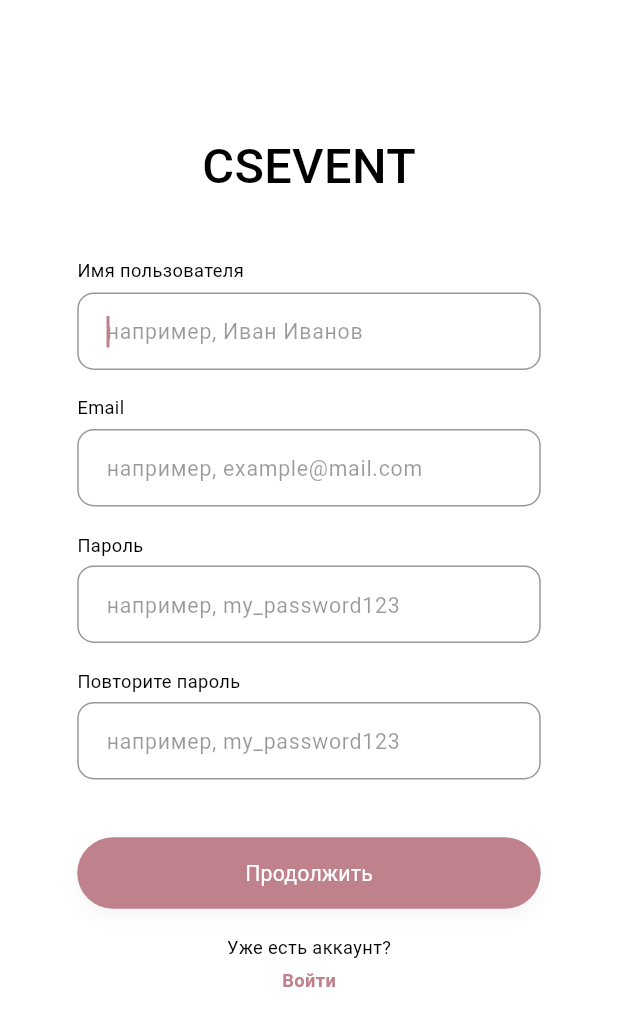
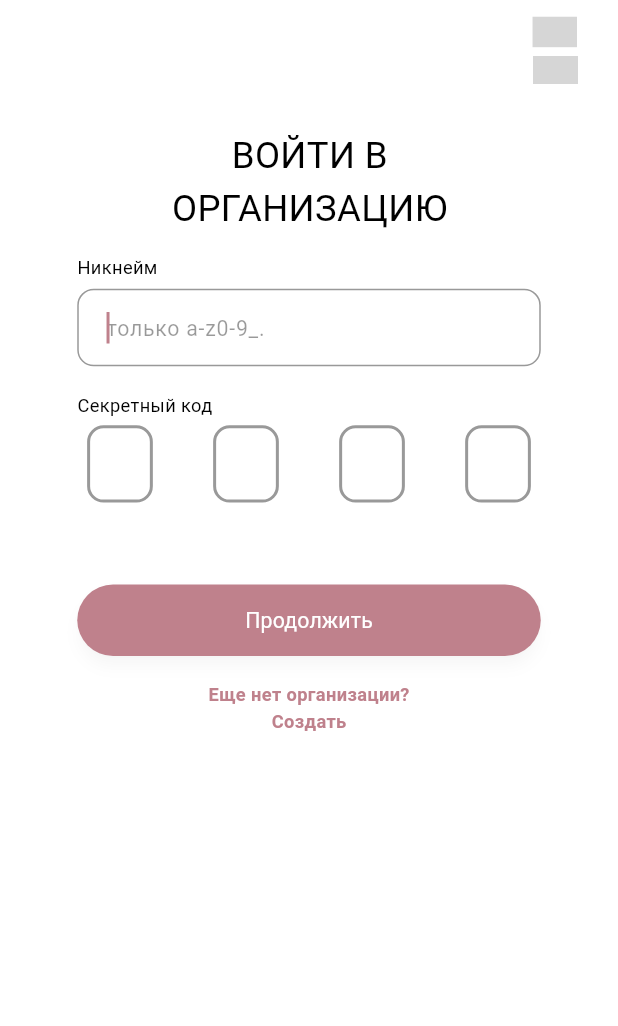
Before and after one commit to nvsich/csevent, a Flutter app: the SignupScreen screen opened by its route, after a tap on "Продолжить", on a phone screen of 412 x 824 dp. Shown: the top 1026 px of the screen. Run offline on Flutter 3.47's test engine with Material 3 defaults, Android fonts, the light colour scheme and no system bars; drawn by our look-alikes of pin_code_fields; our stand-ins replace cached_network_image, flutter_svg; Roboto replaces fonts that are missing (Montserrat); grey boxes are pictures that could not be loaded.

Commit message:
add auth user and auth organization pages

```diff
--- a/lib/core/utils/image_constant.dart
+++ b/lib/core/utils/image_constant.dart
@@ -2,4 +2,8 @@ class ImageConstant {
   static String imagePath = 'assets/images';
 
   static String imgSearch1 = '$imagePath/img_search_1.svg';
+
+  static String imgVector = '$imagePath/img_vector.svg';
+
+  static String imgVectorPrimary = '$imagePath/img_vector_primary.svg';
 }
--- a/lib/routes/route_generator.dart
+++ b/lib/routes/route_generator.dart
@@ -1,21 +1,35 @@
+import 'package:csevent/screens/create_organization_screen.dart';
 import 'package:csevent/screens/login_screen.dart';
+import 'package:csevent/screens/signin_organization_screen.dart';
 import 'package:csevent/screens/signup_screen.dart';
 import 'package:flutter/material.dart';
 
 class RouteGenerator {
-  // static const String signupScreen = '/signup';
+  static const String signupScreen = '/signup';
 
-  // static const String loginScreen = '/login';
+  static const String loginScreen = '/login';
+
+  static const String signInOrganizationScreen = '/signin-organization';
+
+  static const String createOrganizationScreen = '/create-organization';
+
+  static const String dashboard = '/dashboard';
 
   static Route<dynamic> generateRoute(RouteSettings settings) {
     final args = settings.arguments;
 
     switch (settings.name) {
-      case '/login':
+      case loginScreen:
         return MaterialPageRoute(builder: (_) => LoginScreen());
 
-      case '/signup':
+      case signupScreen:
         return MaterialPageRoute(builder: (_) => SignupScreen());
+
+      case signInOrganizationScreen:
+        return MaterialPageRoute(builder: (_) => SignInOrganization());
+
+      case createOrganizationScreen:
+        return MaterialPageRoute(builder: (_) => CreateOrganization());
 
       default:
         return _errorRoute();
--- /dev/null
+++ b/lib/screens/signin_organization_screen.dart
@@ -0,0 +1,145 @@
+import 'package:csevent/core/app_export.dart';
+import 'package:csevent/routes/route_generator.dart';
+import 'package:csevent/widgets/app_bar/appbar_trailing_image.dart';
+import 'package:csevent/widgets/app_bar/custom_app_bar_image.dart';
+import 'package:csevent/widgets/custom_elevated_button.dart';
+import 'package:csevent/widgets/custom_pin_code_text_field.dart';
+import 'package:csevent/widgets/custom_text_form_field.dart';
+import 'package:flutter/material.dart';
+
+class SignInOrganization extends StatelessWidget {
+  SignInOrganization({super.key});
+
+  TextEditingController labelController = TextEditingController();
+
+  @override
+  Widget build(BuildContext context) {
+    return SafeArea(
+      child: Scaffold(
+        resizeToAvoidBottomInset: false,
+        appBar: _buildAppBar(context),
+        body: Container(
+          width: double.maxFinite,
+          padding: EdgeInsets.symmetric(horizontal: 47.h, vertical: 30.v),
+          child: Column(
+            crossAxisAlignment: CrossAxisAlignment.start,
+            children: [
+              Align(
+                alignment: Alignment.center,
+                child: Container(
+                  width: 204.h,
+                  margin: EdgeInsets.only(
+                    left: 39.h,
+                    right: 38.h,
+                  ),
+                  child: Text(
+                    "ВОЙТИ В ОРГАНИЗАЦИЮ",
+                    maxLines: 2,
+                    overflow: TextOverflow.ellipsis,
+                    textAlign: TextAlign.center,
+                    style: theme.textTheme.headlineSmall,
+                  ),
+                ),
+              ),
+              SizedBox(
+                height: 13.v,
+              ),
+              Text(
+                "Никнейм",
+                style: theme.textTheme.bodySmall,
+              ),
+              SizedBox(
+                height: 6.v,
+              ),
+              CustomTextFormField(
+                controller: labelController,
+                hintText: "только a-z0-9_.",
+              ),
+              SizedBox(
+                height: 17.v,
+              ),
+              Text(
+                "Секретный код",
+                style: theme.textTheme.bodySmall,
+              ),
+              SizedBox(
+                height: 5.v,
+              ),
+              Padding(
+                padding: EdgeInsets.symmetric(horizontal: 6.h),
+                child: CustomPinCodeTextField(
+                  context: context,
+                  onChanged: (value) {},
+                ),
+              ),
+              SizedBox(
+                height: 38.v,
+              ),
+              CustomElevatedButton(
+                onPressed: () {
+                  Navigator.of(context).pushNamed(RouteGenerator.dashboard);
+                },
+                text: "Продолжить",
+                buttonStyle: CustomButtonStyles.fillPrimaryTL23,
+              ),
+              SizedBox(
+                height: 17.v,
+              ),
+              Align(
+                alignment: Alignment.center,
+                child: Text(
+                  "Еще нет организации?",
+                  style: theme.textTheme.labelLarge,
+                ),
+              ),
+              SizedBox(
+                height: 1.v,
+              ),
+              Align(
+                alignment: Alignment.center,
+                child: GestureDetector(
+                  onTap: () {
+                    Navigator.of(context)
+                        .pushNamed(RouteGenerator.createOrganizationScreen);
+                  },
+                  child: Text(
+                    "Создать",
+                    style: theme.textTheme.labelLarge,
+                  ),
+                ),
+              ),
+              SizedBox(
+                height: 5.v,
+              ),
+            ],
+          ),
+        ),
+      ),
+    );
+  }
+
+  PreferredSizeWidget _buildAppBar(BuildContext context) {
+    return CustomAppBar(
+      height: 55.v,
+      actions: [
+        Padding(
+          padding: EdgeInsets.fromLTRB(20.h, 11.v, 20.h, 12.v),
+          child: Column(
+            children: [
+              AppbarTrailingImage(
+                imagePath: ImageConstant.imgVector,
+                margin: EdgeInsets.only(left: 4.h, right: 5.h),
+              ),
+              SizedBox(
+                height: 6.v,
+              ),
+              AppbarTrailingImage(
+                imagePath: ImageConstant.imgVectorPrimary,
+              ),
+            ],
+          ),
+        ),
+      ],
+    );
+  }
+}
--- a/lib/screens/signup_screen.dart
+++ b/lib/screens/signup_screen.dart
@@ -1,4 +1,5 @@
 import 'package:csevent/core/app_export.dart';
+import 'package:csevent/routes/route_generator.dart';
 import 'package:csevent/widgets/custom_elevated_button.dart';
 import 'package:csevent/widgets/custom_text_form_field.dart';
 import 'package:flutter/material.dart';
@@ -106,9 +107,9 @@ class SignupScreen extends StatelessWidget {
                     Align(
                       alignment: Alignment.center,
                       child: GestureDetector(
-                        // onTap: _onTapTxtAlreadyHasAcc(context),
                         onTap: () {
-                          Navigator.of(context).pushNamed('/login');
+                          Navigator.of(context)
+                              .pushNamed(RouteGenerator.loginScreen);
                         },
                         child: Text(
                           "Войти",
@@ -160,6 +161,10 @@ class SignupScreen extends StatelessWidget {
 
   Widget _buildTf(BuildContext context) {
     return CustomElevatedButton(
+      onPressed: () {
+        Navigator.of(context)
+            .pushNamed(RouteGenerator.signInOrganizationScreen);
+      },
       text: "Продолжить",
       buttonStyle: CustomButtonStyles.fillPrimaryTL23,
     );
```
Also changed, not shown: lib/screens/create_organization_screen.dart (added, +180 -0 lines), lib/screens/login_screen.dart (+7 -1 lines), assets/images/img_vector.svg (added), assets/images/img_vector_primary.svg (added).
